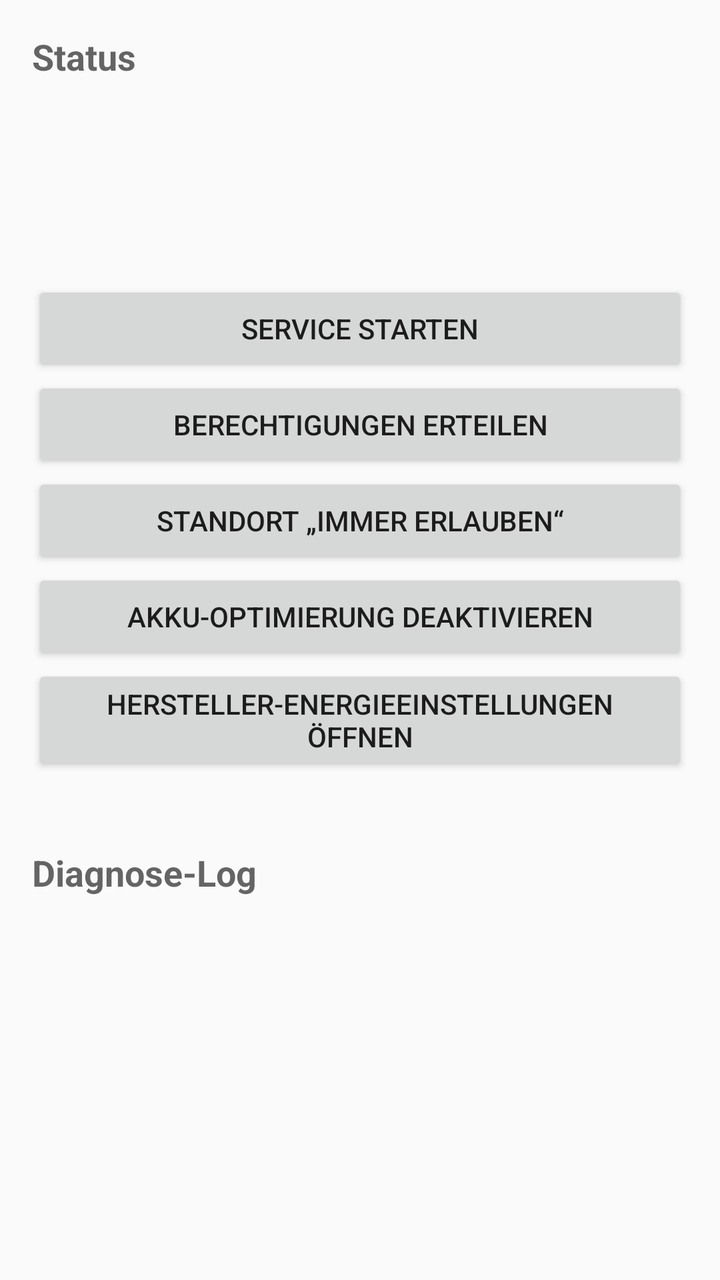
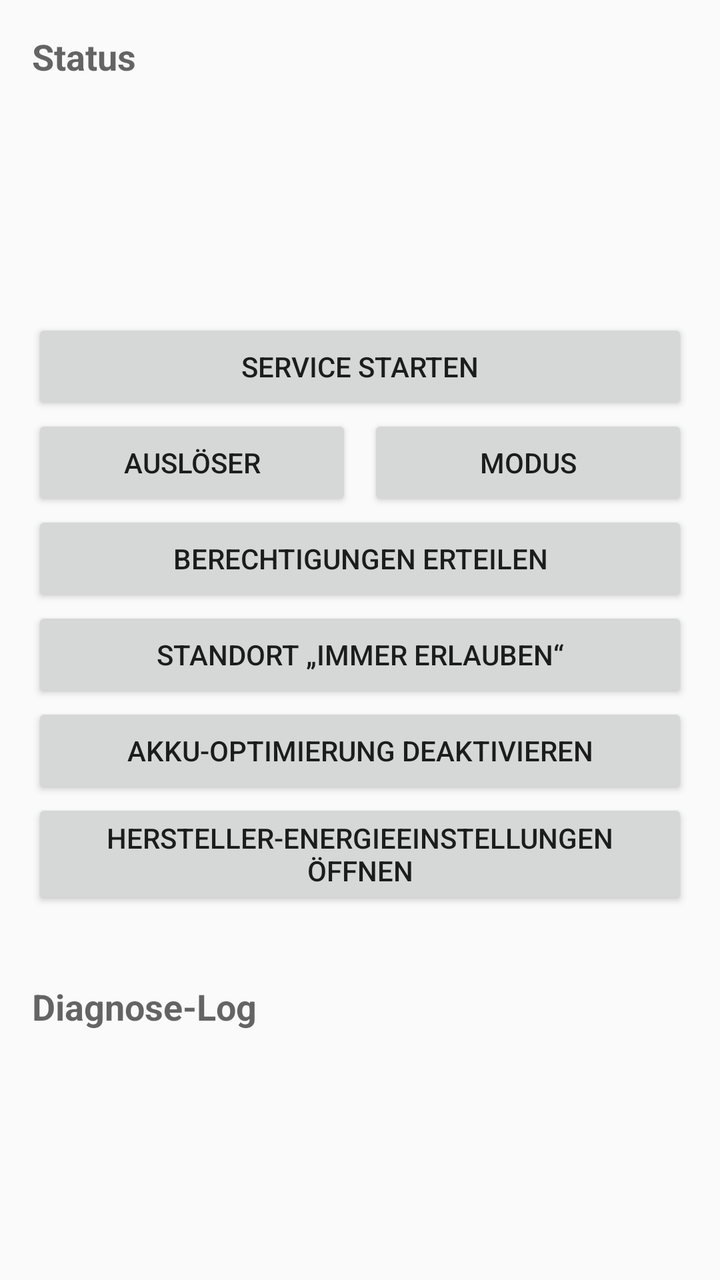

Before-and-after screenshots of an Android layout around one commit, followed by the original layout XML and the change that was made.
<!-- AndroidManifest.xml: application theme Theme.Insta360Remote -->
<!-- res/layout/activity_main.xml -->
<?xml version="1.0" encoding="utf-8"?>
<ScrollView xmlns:android="http://schemas.android.com/apk/res/android"
    android:layout_width="match_parent"
    android:layout_height="match_parent"
    android:fillViewport="true">

    <LinearLayout
        android:layout_width="match_parent"
        android:layout_height="wrap_content"
        android:orientation="vertical"
        android:padding="16dp">

        <TextView
            android:id="@+id/statusHeader"
            style="?android:attr/textAppearanceMedium"
            android:layout_width="wrap_content"
            android:layout_height="wrap_content"
            android:textStyle="bold"
            android:text="@string/status_header" />

        <TextView
            android:id="@+id/statusService"
            android:layout_width="match_parent"
            android:layout_height="wrap_content"
            android:layout_marginTop="8dp"
            android:fontFamily="monospace" />

        <TextView
            android:id="@+id/statusBle"
            android:layout_width="match_parent"
            android:layout_height="wrap_content"
            android:fontFamily="monospace" />

        <TextView
            android:id="@+id/statusLastFix"
            android:layout_width="match_parent"
            android:layout_height="wrap_content"
            android:fontFamily="monospace" />

        <TextView
            android:id="@+id/statusBattery"
            android:layout_width="match_parent"
            android:layout_height="wrap_content"
            android:fontFamily="monospace" />

        <Button
            android:id="@+id/btnToggle"
            android:layout_width="match_parent"
            android:layout_height="wrap_content"
            android:layout_marginTop="16dp"
            android:text="@string/btn_toggle_start" />

        <Button
            android:id="@+id/btnPermissions"
            android:layout_width="match_parent"
            android:layout_height="wrap_content"
            android:text="@string/btn_permissions" />

        <Button
            android:id="@+id/btnBackgroundLocation"
            android:layout_width="match_parent"
            android:layout_height="wrap_content"
            android:text="@string/btn_background_location" />

        <Button
            android:id="@+id/btnBatteryOpt"
            android:layout_width="match_parent"
            android:layout_height="wrap_content"
            android:text="@string/btn_battery_opt" />

        <Button
            android:id="@+id/btnOemSettings"
            android:layout_width="match_parent"
            android:layout_height="wrap_content"
            android:text="@string/btn_oem_settings" />

        <TextView
            android:id="@+id/oemHint"
            android:layout_width="match_parent"
            android:layout_height="wrap_content"
            android:layout_marginTop="4dp"
            android:textSize="12sp" />

        <TextView
            android:id="@+id/logHeader"
            style="?android:attr/textAppearanceMedium"
            android:layout_width="wrap_content"
            android:layout_height="wrap_content"
            android:layout_marginTop="16dp"
            android:textStyle="bold"
            android:text="@string/log_header" />

        <TextView
            android:id="@+id/logText"
            android:layout_width="match_parent"
            android:layout_height="wrap_content"
            android:layout_marginTop="8dp"
            android:fontFamily="monospace"
            android:textSize="11sp" />
    </LinearLayout>
</ScrollView>
<!-- resources referenced by this layout -->
<resources>
  <string name="btn_background_location">Standort \u201eImmer erlauben\u201c</string>
  <string name="btn_battery_opt">Akku-Optimierung deaktivieren</string>
  <string name="btn_oem_settings">Hersteller-Energieeinstellungen öffnen</string>
  <string name="btn_permissions">Berechtigungen erteilen</string>
  <string name="btn_toggle_start">Service starten</string>
  <string name="log_header">Diagnose-Log</string>
  <string name="status_header">Status</string>
  <style name="Theme.Insta360Remote" parent="Theme.AppCompat.Light.NoActionBar">
          <item name="android:statusBarColor">@android:color/black</item>
      </style>
</resources>

<!-- the commit's change to res/layout/activity_main.xml (unified diff, before → after) -->
@@ -38,6 +38,12 @@
             android:fontFamily="monospace" />
 
         <TextView
+            android:id="@+id/statusCamera"
+            android:layout_width="match_parent"
+            android:layout_height="wrap_content"
+            android:fontFamily="monospace" />
+
+        <TextView
             android:id="@+id/statusBattery"
             android:layout_width="match_parent"
             android:layout_height="wrap_content"
@@ -49,6 +55,29 @@
             android:layout_height="wrap_content"
             android:layout_marginTop="16dp"
             android:text="@string/btn_toggle_start" />
+
+        
+        <LinearLayout
+            android:layout_width="match_parent"
+            android:layout_height="wrap_content"
+            android:orientation="horizontal">
+
+            <Button
+                android:id="@+id/btnShutter"
+                android:layout_width="0dp"
+                android:layout_height="wrap_content"
+                android:layout_weight="1"
+                android:layout_marginEnd="4dp"
+                android:text="@string/btn_shutter" />
+
+            <Button
+                android:id="@+id/btnMode"
+                android:layout_width="0dp"
+                android:layout_height="wrap_content"
+                android:layout_weight="1"
+                android:layout_marginStart="4dp"
+                android:text="@string/btn_mode" />
+        </LinearLayout>
 
         <Button
             android:id="@+id/btnPermissions"
<!-- resource entries referenced after the edit -->
@@ -2,8 +2,10 @@
 <resources>
   <string name="btn_background_location">Standort \u201eImmer erlauben\u201c</string>
   <string name="btn_battery_opt">Akku-Optimierung deaktivieren</string>
+  <string name="btn_mode">Modus</string>
   <string name="btn_oem_settings">Hersteller-Energieeinstellungen öffnen</string>
   <string name="btn_permissions">Berechtigungen erteilen</string>
+  <string name="btn_shutter">Auslöser</string>
   <string name="btn_toggle_start">Service starten</string>
   <string name="log_header">Diagnose-Log</string>
   <string name="status_header">Status</string>
